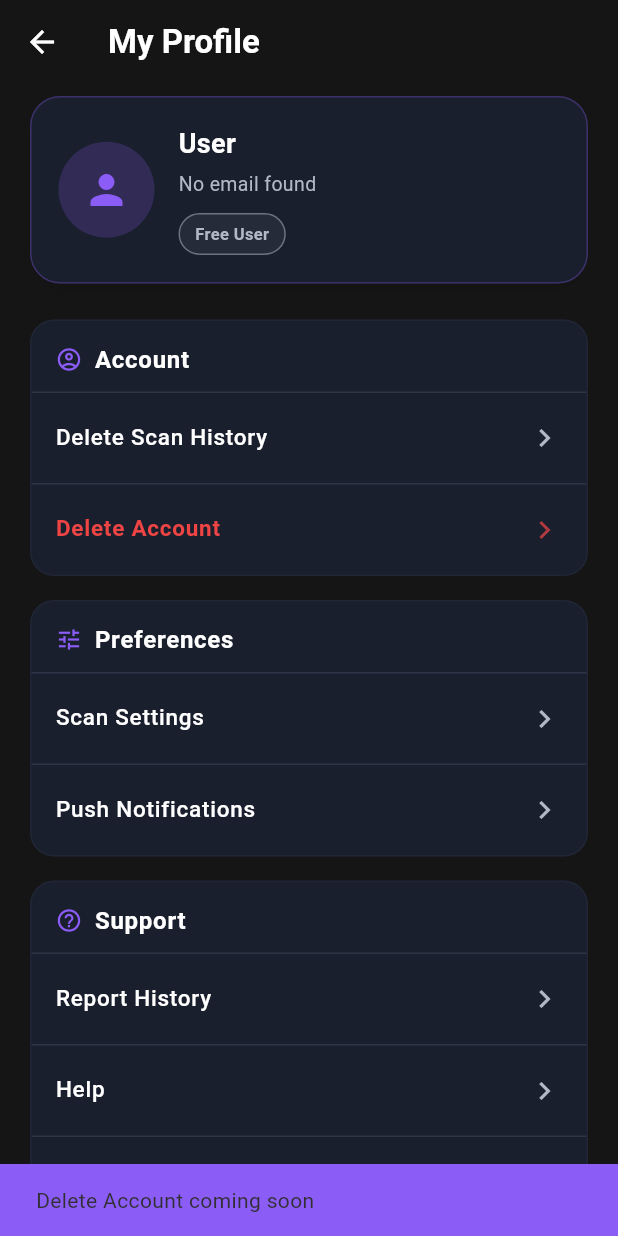
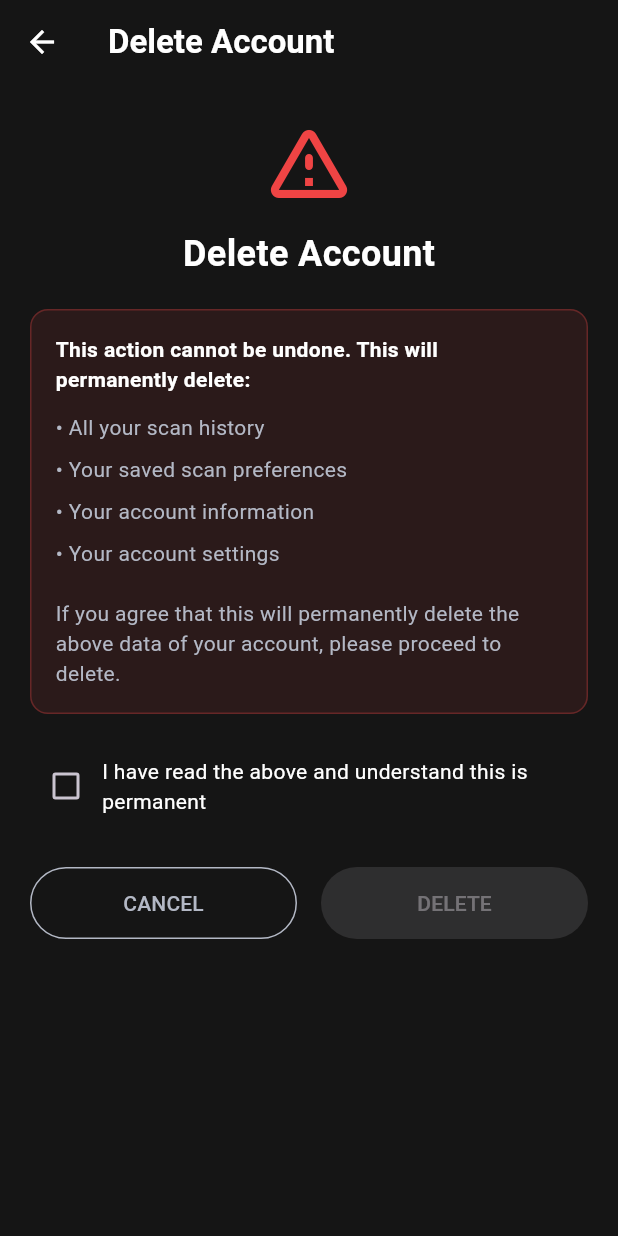
Before and after one commit to byyy001/FYP-26-S1-19, a Flutter app: the ProfileScreen screen opened directly, after a tap on "Delete Account", on a phone screen of 412 x 824 dp. Run offline on Flutter 3.47's test engine with Material 3 defaults, Android fonts, the light colour scheme and no system bars; our stand-ins replace cloud_firestore, file_picker, firebase_auth, firebase_core, firebase_storage, fl_chart and 5 more; missing offline and left inert: google_mlkit_text_recognition, mobile_scanner, tldts; accounts and stored records are empty.

Commit message:
account deleting linked to profile. Added a screen for it as well

```diff
--- /dev/null
+++ b/lib/screens/delete_account_screen.dart
@@ -0,0 +1,228 @@
+import 'package:flutter/material.dart';
+import 'package:firebase_auth/firebase_auth.dart';
+import 'package:cloud_firestore/cloud_firestore.dart';
+import '../constants/app_colors.dart';
+import 'unregistered_home_screen.dart';
+
+class DeleteAccountScreen extends StatefulWidget {
+  const DeleteAccountScreen({super.key});
+
+  @override
+  State<DeleteAccountScreen> createState() => _DeleteAccountScreenState();
+}
+
+class _DeleteAccountScreenState extends State<DeleteAccountScreen> {
+  bool _isConfirmed = false;
+  bool _isDeleting = false;
+
+  @override
+  Widget build(BuildContext context) {
+    return Scaffold(
+      backgroundColor: AppColors.mainBackground,
+      appBar: AppBar(
+        backgroundColor: Colors.transparent,
+        elevation: 0,
+        leading: IconButton(
+          icon: const Icon(Icons.arrow_back, color: AppColors.primaryText),
+          onPressed: () => Navigator.pop(context),
+        ),
+        title: const Text(
+          'Delete Account',
+          style: TextStyle(color: AppColors.primaryText, fontWeight: FontWeight.w600),
+        ),
+      ),
+      body: SafeArea(
+        child: SingleChildScrollView(
+          padding: const EdgeInsets.all(20),
+          child: Column(
+            crossAxisAlignment: CrossAxisAlignment.start,
+            children: [
+              // Warning icon and title
+              Center(
+                child: Column(
+                  children: [
+                    Icon(Icons.warning_amber_rounded, color: AppColors.highRisk, size: 64),
+                    const SizedBox(height: 12),
+                    const Text(
+                      'Delete Account',
+                      style: TextStyle(fontSize: 24, fontWeight: FontWeight.bold, color: AppColors.primaryText),
+                    ),
+                  ],
+                ),
+              ),
+              const SizedBox(height: 20),
+              // Warning message
+              Container(
+                padding: const EdgeInsets.all(16),
+                decoration: BoxDecoration(
+                  color: AppColors.highRisk.withOpacity(0.1),
+                  borderRadius: BorderRadius.circular(12),
+                  border: Border.all(color: AppColors.highRisk.withOpacity(0.3)),
+                ),
+                child: Column(
+                  crossAxisAlignment: CrossAxisAlignment.start,
+                  children: const [
+                    Text(
+                      'This action cannot be undone. This will permanently delete:',
+                      style: TextStyle(color: AppColors.primaryText, fontWeight: FontWeight.w600),
+                    ),
+                    SizedBox(height: 12),
+                    BulletPoint(text: 'All your scan history'),
+                    BulletPoint(text: 'Your saved scan preferences'),
+                    BulletPoint(text: 'Your account information'),
+                    BulletPoint(text: 'Your account settings'),
+                    SizedBox(height: 12),
+                    Text(
+                      'If you agree that this will permanently delete the above data of your account, please proceed to delete.',
+                      style: TextStyle(color: AppColors.secondaryText),
+                    ),
+                  ],
+                ),
+              ),
+              const SizedBox(height: 24),
+              // Confirmation checkbox
+              Row(
+                children: [
+                  Checkbox(
+                    value: _isConfirmed,
+                    onChanged: (val) => setState(() => _isConfirmed = val ?? false),
+                    activeColor: AppColors.primaryPurple,
+                    checkColor: Colors.white,
+                  ),
+                  const Expanded(
+                    child: Text(
+                      'I have read the above and understand this is permanent',
+                      style: TextStyle(color: AppColors.primaryText),
+                    ),
+                  ),
+                ],
+              ),
+              const SizedBox(height: 30),
+              // Buttons
+              Row(
+                children: [
+                  Expanded(
+                    child: OutlinedButton(
+                      onPressed: _isDeleting ? null : () => Navigator.pop(context),
+                      style: OutlinedButton.styleFrom(
+                        side: const BorderSide(color: AppColors.secondaryText),
+                        foregroundColor: AppColors.secondaryText,
+                        padding: const EdgeInsets.symmetric(vertical: 14),
+                      ),
+                      child: const Text('CANCEL'),
+                    ),
+                  ),
+                  const SizedBox(width: 16),
+                  Expanded(
+                    child: ElevatedButton(
+                      onPressed: (_isConfirmed && !_isDeleting) ? _deleteAccount : null,
+                      style: ElevatedButton.styleFrom(
+                        backgroundColor: AppColors.highRisk,
+                        foregroundColor: Colors.white,
+                        padding: const EdgeInsets.symmetric(vertical: 14),
+                      ),
+                      child: _isDeleting
+                          ? const SizedBox(
+                              width: 20, height: 20,
+                              child: CircularProgressIndicator(strokeWidth: 2, color: Colors.white),
+                            )
+                          : const Text('DELETE'),
+                    ),
+                  ),
+                ],
+              ),
+            ],
+          ),
+        ),
+      ),
+    );
+  }
+
+  Future<void> _deleteAccount() async {
+    setState(() => _isDeleting = true);
+    final user = FirebaseAuth.instance.currentUser;
+    if (user == null) {
+      if (!mounted) return;
+      ScaffoldMessenger.of(context).showSnackBar(
+        const SnackBar(content: Text('No user signed in'), backgroundColor: AppColors.highRisk),
+      );
+      Navigator.pop(context);
+      return;
+    }
+
+    try {
+      final userId = user.uid;
+      final userDocRef = FirebaseFirestore.instance.collection('users').doc(userId);
+
+      // Delete all subcollections
+      final batch = FirebaseFirestore.instance.batch();
+
+      // Delete scans subcollection
+      final scansSnapshot = await userDocRef.collection('scans').get();
+      for (final doc in scansSnapshot.docs) {
+        batch.delete(doc.reference);
+      }
+
+      // Delete settings subcollection
+      final settingsSnapshot = await userDocRef.collection('settings').get();
+      for (final doc in settingsSnapshot.docs) {
+        batch.delete(doc.reference);
+      }
+
+      // Delete false reports submitted by this user
+      final reportsSnapshot = await FirebaseFirestore.instance
+          .collection('false_reports')
+          .where('userId', isEqualTo: userId)
+          .get();
+      for (final doc in reportsSnapshot.docs) {
+        batch.delete(doc.reference);
+      }
+
+      // Delete user document itself
+      batch.delete(userDocRef);
+
+      // Commit batch
+      await batch.commit();
+
+      // Delete Firebase Auth user
+      await user.delete();
+
+      // Sign out (already deleted, but for safety)
+      await FirebaseAuth.instance.signOut();
+
+      if (!mounted) return;
+      // Navigate to unregistered home screen
+      Navigator.pushAndRemoveUntil(
+        context,
+        MaterialPageRoute(builder: (context) => const UnregisteredHomeScreen()),
+        (route) => false,
+      );
+    } catch (e) {
+      if (!mounted) return;
+      ScaffoldMessenger.of(context).showSnackBar(
+        SnackBar(content: Text('Failed to delete account: $e'), backgroundColor: AppColors.highRisk),
+      );
+      setState(() => _isDeleting = false);
+    }
+  }
+}
+
+// Helper widget for bullet points
+class BulletPoint extends StatelessWidget {
+  final String text;
+  const BulletPoint({super.key, required this.text});
+
+  @override
+  Widget build(BuildContext context) {
+    return Padding(
+      padding: const EdgeInsets.only(bottom: 8),
+      child: Row(
+        crossAxisAlignment: CrossAxisAlignment.start,
+        children: [
+          const Text('• ', style: TextStyle(color: AppColors.secondaryText, fontSize: 14)),
+          Expanded(child: Text(text, style: const TextStyle(color: AppColors.secondaryText, fontSize: 14))),
+        ],
+      ),
+    );
+  }
+}
--- a/lib/screens/profile_screen.dart
+++ b/lib/screens/profile_screen.dart
@@ -7,7 +7,8 @@ import 'notification_settings_screen.dart';
 import 'help_screen.dart';
 import 'about_screen.dart';
 import 'unregistered_home_screen.dart';
-import 'report_history_screen.dart';   // <-- added
+import 'report_history_screen.dart';
+import 'delete_account_screen.dart';   // <-- added for delete account
 
 class ProfileScreen extends StatefulWidget {
   const ProfileScreen({super.key});
@@ -239,7 +240,14 @@ class _ProfileScreenState extends State<ProfileScreen> {
                         _ProfileSettingTile(
                           label: 'Delete Account',
                           isDestructive: true,
-                          onTap: () => _showComingSoon('Delete Account'),
+                          onTap: () {
+                            Navigator.push(
+                              context,
+                              MaterialPageRoute(
+                                builder: (context) => const DeleteAccountScreen(),
+                              ),
+                            );
+                          },
                           showDivider: false,
                         ),
                       ],
@@ -288,7 +296,7 @@ class _ProfileScreenState extends State<ProfileScreen> {
                       icon: Icons.help_outline,
                       children: [
                         _ProfileSettingTile(
-                          label: 'Report History',   // <-- changed from "Report Issues"
+                          label: 'Report History',
                           onTap: () {
                             Navigator.push(
                               context,
```
